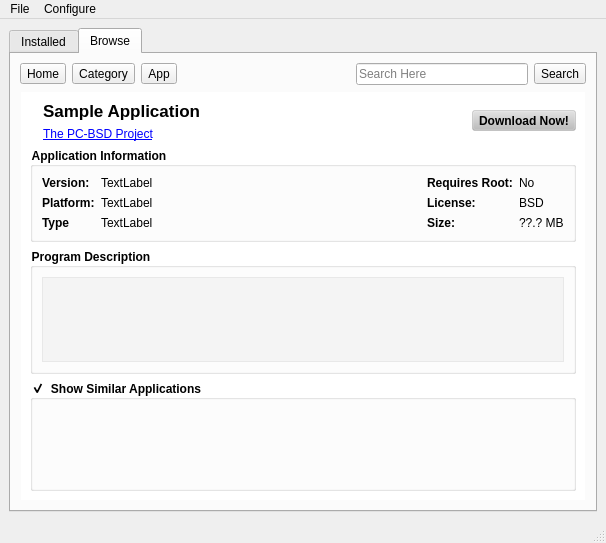
Old version of the form AppCafe2/mainUI.ui in the repository pcbsd/pcbsd-projects.
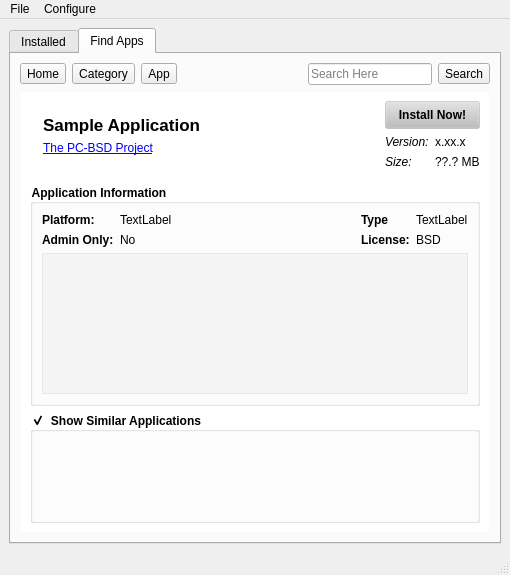
New version of the form. The open tabs and pages were chosen to show the change. Icons and pictures are not drawn.

Commit message: Finish cleaning up the UI, and attach the last couple buttons on the UI to the backend functionality (auto-update in particular). Now just need to get the menu options working.

```diff
--- a/AppCafe2/mainUI.ui
+++ b/AppCafe2/mainUI.ui
@@ -6,8 +6,8 @@
    <rect>
     <x>0</x>
     <y>0</y>
-    <width>606</width>
-    <height>543</height>
+    <width>510</width>
+    <height>575</height>
    </rect>
   </property>
   <property name="windowTitle">
@@ -189,37 +189,6 @@
                   </property>
                  </widget>
                 </item>
-                <item row="0" column="1">
-                 <layout class="QHBoxLayout" name="horizontalLayout_3">
-                  <item>
-                   <spacer name="horizontalSpacer_2">
-                    <property name="orientation">
-                     <enum>Qt::Horizontal</enum>
-                    </property>
-                    <property name="sizeHint" stdset="0">
-                     <size>
-                      <width>40</width>
-                      <height>20</height>
-                     </size>
-                    </property>
-                   </spacer>
-                  </item>
-                  <item>
-                   <widget class="QToolButton" name="tool_install_gotobrowserpage">
-                    <property name="text">
-                     <string>Open Browser Details</string>
-                    </property>
-                    <property name="icon">
-                     <iconset resource="SoftwareManager.qrc">
-                      <normaloff>:/icons/appcafe.png</normaloff>:/icons/appcafe.png</iconset>
-                    </property>
-                    <property name="toolButtonStyle">
-                     <enum>Qt::ToolButtonTextBesideIcon</enum>
-                    </property>
-                   </widget>
-                  </item>
-                 </layout>
-                </item>
                 <item row="1" column="0">
                  <widget class="QLabel" name="label">
                   <property name="text">
@@ -309,7 +278,7 @@
          <normaloff>:/icons/appcafe.png</normaloff>:/icons/appcafe.png</iconset>
        </attribute>
        <attribute name="title">
-        <string>Browse</string>
+        <string>Find Apps</string>
        </attribute>
        <layout class="QVBoxLayout" name="verticalLayout_4">
         <item>
@@ -673,8 +642,16 @@
                 </property>
                </spacer>
               </item>
+              <item>
+               <layout class="QVBoxLayout" name="verticalLayout_11">
               <item>
                <widget class="QToolButton" name="tool_bapp_download">
+                  <property name="sizePolicy">
+                   <sizepolicy hsizetype="Preferred" vsizetype="Preferred">
+                    <horstretch>0</horstretch>
+                    <verstretch>0</verstretch>
+                   </sizepolicy>
+                  </property>
                 <property name="font">
                  <font>
                   <weight>75</weight>
@@ -682,7 +659,7 @@
                  </font>
                 </property>
                 <property name="text">
-                 <string notr="true">Download Now!</string>
+                   <string notr="true">Install Now!</string>
                 </property>
                 <property name="icon">
                  <iconset resource="SoftwareManager.qrc">
@@ -690,8 +667,8 @@
                 </property>
                 <property name="iconSize">
                  <size>
-                  <width>64</width>
-                  <height>64</height>
+                    <width>48</width>
+                    <height>48</height>
                  </size>
                 </property>
                 <property name="toolButtonStyle">
@@ -699,37 +676,87 @@
                 </property>
                </widget>
               </item>
-             </layout>
+                <item>
+                 <layout class="QFormLayout" name="formLayout_5">
+                  <property name="fieldGrowthPolicy">
+                   <enum>QFormLayout::ExpandingFieldsGrow</enum>
+                  </property>
+                  <item row="0" column="0">
+                   <widget class="QLabel" name="label_9">
+                    <property name="font">
+                     <font>
+                      <weight>50</weight>
+                      <italic>true</italic>
+                      <bold>false</bold>
+                     </font>
+                    </property>
+                    <property name="text">
+                     <string>Version:</string>
+                    </property>
+                   </widget>
+                  </item>
+                  <item row="0" column="1">
+                   <widget class="QLabel" name="label_bapp_version">
+                    <property name="font">
+                     <font>
+                      <weight>50</weight>
+                      <italic>false</italic>
+                      <bold>false</bold>
+                     </font>
+                    </property>
+                    <property name="text">
+                     <string notr="true">x.xx.x</string>
+                    </property>
+                   </widget>
+                  </item>
+                  <item row="1" column="0">
+                   <widget class="QLabel" name="label_19">
+                    <property name="font">
+                     <font>
+                      <weight>50</weight>
+                      <italic>true</italic>
+                      <bold>false</bold>
+                     </font>
+                    </property>
+                    <property name="text">
+                     <string>Size:</string>
+                    </property>
+                   </widget>
+                  </item>
+                  <item row="1" column="1">
+                   <widget class="QLabel" name="label_bapp_size">
+                    <property name="text">
+                     <string notr="true">??.? MB</string>
+                    </property>
+                   </widget>
+                  </item>
+                 </layout>
+                </item>
+               </layout>
+              </item>
+             </layout>
+            </item>
+            <item>
+             <widget class="Line" name="line">
+              <property name="orientation">
+               <enum>Qt::Horizontal</enum>
+              </property>
+             </widget>
             </item>
             <item>
              <widget class="QGroupBox" name="group_bapp_info">
               <property name="title">
                <string>Application Information</string>
               </property>
-              <layout class="QHBoxLayout" name="horizontalLayout_8">
+              <layout class="QVBoxLayout" name="verticalLayout_15">
+               <item>
+                <layout class="QHBoxLayout" name="horizontalLayout_3">
                <item>
                 <layout class="QFormLayout" name="formLayout_3">
+                   <property name="fieldGrowthPolicy">
+                    <enum>QFormLayout::ExpandingFieldsGrow</enum>
+                   </property>
                  <item row="0" column="0">
-                  <widget class="QLabel" name="label_9">
-                   <property name="font">
-                    <font>
-                     <weight>75</weight>
-                     <bold>true</bold>
-                    </font>
-                   </property>
-                   <property name="text">
-                    <string>Version:</string>
-                   </property>
-                  </widget>
-                 </item>
-                 <item row="0" column="1">
-                  <widget class="QLabel" name="label_bapp_version">
-                   <property name="text">
-                    <string notr="true">TextLabel</string>
-                   </property>
-                  </widget>
-                 </item>
-                 <item row="1" column="0">
                   <widget class="QLabel" name="label_11">
                    <property name="font">
                     <font>
@@ -742,51 +769,14 @@
                    </property>
                   </widget>
                  </item>
-                 <item row="1" column="1">
+                   <item row="0" column="1">
                   <widget class="QLabel" name="label_bapp_arch">
                    <property name="text">
                     <string notr="true">TextLabel</string>
                    </property>
                   </widget>
                  </item>
-                 <item row="2" column="0">
-                  <widget class="QLabel" name="label_13">
-                   <property name="font">
-                    <font>
-                     <weight>75</weight>
-                     <bold>true</bold>
-                    </font>
-                   </property>
-                   <property name="text">
-                    <string>Type</string>
-                   </property>
-                  </widget>
-                 </item>
-                 <item row="2" column="1">
-                  <widget class="QLabel" name="label_bapp_type">
-                   <property name="text">
-                    <string notr="true">TextLabel</string>
-                   </property>
-                  </widget>
-                 </item>
-                </layout>
-               </item>
-               <item>
-                <spacer name="horizontalSpacer_6">
-                 <property name="orientation">
-                  <enum>Qt::Horizontal</enum>
-                 </property>
-                 <property name="sizeHint" stdset="0">
-                  <size>
-                   <width>40</width>
-                   <height>20</height>
-                  </size>
-                 </property>
-                </spacer>
-               </item>
-               <item>
-                <layout class="QFormLayout" name="formLayout_2">
-                 <item row="0" column="0">
+                   <item row="1" column="0">
                   <widget class="QLabel" name="label_15">
                    <property name="font">
                     <font>
@@ -795,17 +785,57 @@
                     </font>
                    </property>
                    <property name="text">
-                    <string>Requires Root:</string>
+                      <string>Admin Only:</string>
                    </property>
                   </widget>
                  </item>
-                 <item row="0" column="1">
+                   <item row="1" column="1">
                   <widget class="QLabel" name="label_bapp_requiresroot">
                    <property name="text">
                     <string notr="true">No</string>
                    </property>
                   </widget>
                  </item>
+                  </layout>
+                 </item>
+                 <item>
+                  <spacer name="horizontalSpacer_6">
+                   <property name="orientation">
+                    <enum>Qt::Horizontal</enum>
+                   </property>
+                   <property name="sizeHint" stdset="0">
+                    <size>
+                     <width>40</width>
+                     <height>20</height>
+                    </size>
+                   </property>
+                  </spacer>
+                 </item>
+                 <item>
+                  <layout class="QFormLayout" name="formLayout_2">
+                   <property name="fieldGrowthPolicy">
+                    <enum>QFormLayout::ExpandingFieldsGrow</enum>
+                   </property>
+                   <item row="0" column="0">
+                    <widget class="QLabel" name="label_13">
+                     <property name="font">
+                      <font>
+                       <weight>75</weight>
+                       <bold>true</bold>
+                      </font>
+                     </property>
+                     <property name="text">
+                      <string>Type</string>
+                     </property>
+                    </widget>
+                   </item>
+                   <item row="0" column="1">
+                    <widget class="QLabel" name="label_bapp_type">
+                     <property name="text">
+                      <string notr="true">TextLabel</string>
+                     </property>
+                    </widget>
+                   </item>
                  <item row="1" column="0">
                   <widget class="QLabel" name="label_17">
                    <property name="font">
@@ -826,37 +856,10 @@
                    </property>
                   </widget>
                  </item>
-                 <item row="2" column="0">
-                  <widget class="QLabel" name="label_19">
-                   <property name="font">
-                    <font>
-                     <weight>75</weight>
-                     <bold>true</bold>
-                    </font>
-                   </property>
-                   <property name="text">
-                    <string>Size:</string>
-                   </property>
-                  </widget>
-                 </item>
-                 <item row="2" column="1">
-                  <widget class="QLabel" name="label_bapp_size">
-                   <property name="text">
-                    <string notr="true">??.? MB</string>
-                   </property>
-                  </widget>
-                 </item>
                 </layout>
                </item>
               </layout>
-             </widget>
-            </item>
-            <item>
-             <widget class="QGroupBox" name="group_bapp_description">
-              <property name="title">
-               <string>Program Description</string>
-              </property>
-              <layout class="QVBoxLayout" name="verticalLayout_13">
+               </item>
                <item>
                 <widget class="QTextEdit" name="text_bapp_description">
                  <property name="horizontalScrollBarPolicy">
@@ -881,6 +884,9 @@
               <layout class="QVBoxLayout" name="verticalLayout_8">
                <item>
                 <widget class="QScrollArea" name="scroll_bapp_similar">
+                 <property name="verticalScrollBarPolicy">
+                  <enum>Qt::ScrollBarAlwaysOff</enum>
+                 </property>
                  <property name="widgetResizable">
                   <bool>true</bool>
                  </property>
@@ -889,7 +895,7 @@
                    <rect>
                     <x>0</x>
                     <y>0</y>
-                    <width>542</width>
+                    <width>446</width>
                     <height>61</height>
                    </rect>
                   </property>
@@ -1013,7 +1019,7 @@
     <rect>
      <x>0</x>
      <y>0</y>
-     <width>606</width>
+     <width>510</width>
      <height>20</height>
     </rect>
    </property>
```
Left out of the diff: 68 changed lines with no effect on the pictures. Lines whose indentation alone changed are shown as unchanged. The commit also changes 5 other files.
